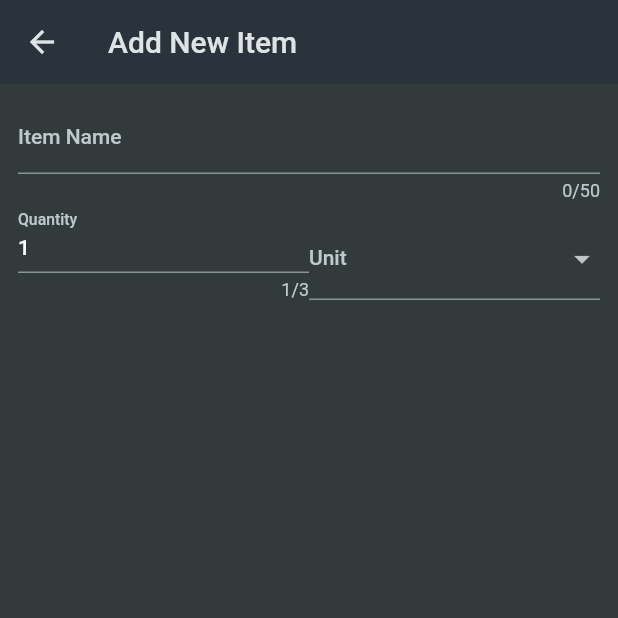
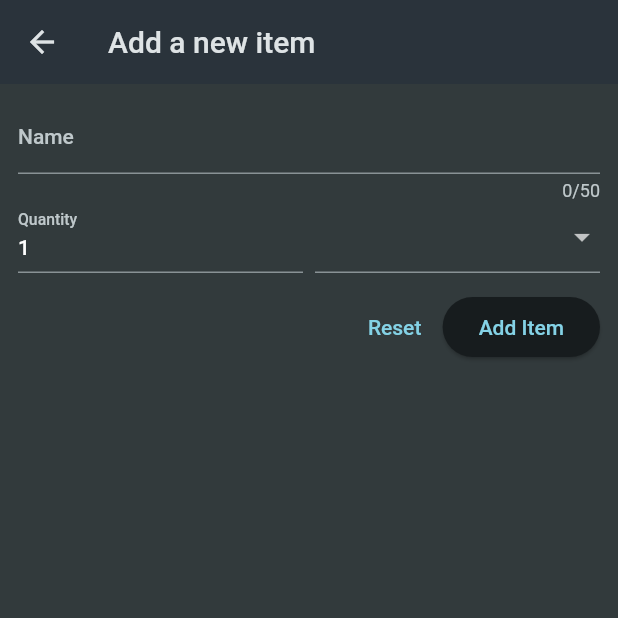
Before and after one commit to mmcdevitt1997/shopping_list, a Flutter app: the NewItem screen opened directly, on a phone screen of 412 x 824 dp, the top half of it. Run offline on Flutter 3.47's test engine with Material 2 defaults, Android fonts, the phone set to English and light mode, and no system bars.

Commit message:
form is complete

```diff
--- a/lib/widget/new_item.dart
+++ b/lib/widget/new_item.dart
@@ -1,84 +1,130 @@
 import 'package:flutter/material.dart';
+
 import 'package:shopping_list/data/categories.dart';
+import 'package:shopping_list/models/category.dart';
 
 class NewItem extends StatefulWidget {
   const NewItem({super.key});
 
   @override
-  State<NewItem> createState() => _NewItemState();
+  State<NewItem> createState() {
+    return _NewItemState();
+  }
 }
 
 class _NewItemState extends State<NewItem> {
+  final _formKey = GlobalKey<FormState>();
+  var _enteredName = '';
+  var _enteredQuantity = 1;
+  var _enteredCategory = categories[Categories.vegetables]!;
+
+  void _saveItem() {
+    if (_formKey.currentState!.validate()) {
+      _formKey.currentState!.save();
+    }
+  }
+
   @override
   Widget build(BuildContext context) {
     return Scaffold(
       appBar: AppBar(
-        title: const Text('Add New Item'),
+        title: const Text('Add a new item'),
       ),
-      body:  Padding(
-        padding: EdgeInsets.all(12.0),
+      body: Padding(
+        padding: const EdgeInsets.all(12),
         child: Form(
+          key: _formKey,
           child: Column(
             children: [
               TextFormField(
-              maxLength:50,
+                maxLength: 50,
                 decoration: const InputDecoration(
-                labelText: 'Item Name',
+                  label: Text('Name'),
                 ),
-              validator:((value) {
-                if (value == null || value.isEmpty) {
-                  return 'Please enter some text';
+                validator: (value) {
+                  if (value == null ||
+                      value.isEmpty ||
+                      value.length > 50 ||
+                      value.trim().length <= 1) {
+                    return 'Must be between 1 and 50 characters long.';
                   }
                   return null;
-              }),
+                },
+                onSaved: (value) {
+                  _enteredName = value!;
+                },
               ),
               Row(
                 crossAxisAlignment: CrossAxisAlignment.end,
                 children: [
                   Expanded(
                     child: TextFormField(
-                    maxLength: 3,
                       decoration: const InputDecoration(
-                      labelText: 'Quantity',
+                        label: Text('Quantity'),
                       ),
-                    initialValue: '1',
-                    validator:((value) {
-                      if (value == null || value.isEmpty) {
-                        return 'Please enter some text';
+                      keyboardType: TextInputType.number,
+                      validator: (value) {
+                        if (value == null ||
+                            value.isEmpty ||
+                            int.tryParse(value) == null ||
+                            int.tryParse(value)! <= 0) {
+                          return 'Must be a valid number';
                         }
                         return null;
-                    }),
+                      },
+                      onSaved: (value) {
+                        _enteredQuantity = int.parse(value!);
+                      },
+                      initialValue: _enteredQuantity.toString(),
                     ),
                   ),
+                  const SizedBox(width: 8),
                   Expanded(
                     child: DropdownButtonFormField(
-                    decoration: const InputDecoration(
-                      labelText: 'Unit',
-                    ),
-                    items:[ for (final category in categories.entries)
+                      items: [
+                        for (final category in categories.entries)
                           DropdownMenuItem(
                             value: category.value,
                             child: Row(
                               children: [
                                 Container(
-                              width: 14,
-                              height: 14,
-                              decoration: BoxDecoration(
+                                  width: 16,
+                                  height: 16,
                                   color: category.value.color,
                                 ),
-                            ),
+                                const SizedBox(width: 6),
                                 Text(category.value.title),
                               ],
                             ),
                           ),
                       ],
-                    onChanged: (value) {},
+                      onChanged: (value) {
+                        setState(() {
+                          _enteredCategory = value!;
+                       });
+                      },
                     ),
                   ),
                 ],
+              ),
+              const SizedBox(height: 12),
+              Row(
+                mainAxisAlignment: MainAxisAlignment.end,
+                children: [
+                  TextButton(
+                    onPressed: () {
+                      _formKey.currentState!.reset();
+                    },
+                    child: const Text('Reset'),
+                  ),
+                  ElevatedButton(
+                    onPressed: _saveItem,
+                    child: const Text('Add Item'),
                   )
-
-          ]),
+                ],
+              ),
+            ],
+          ),
         ),
       ),
     );
```
Lines whose indentation alone changed are shown as unchanged.
